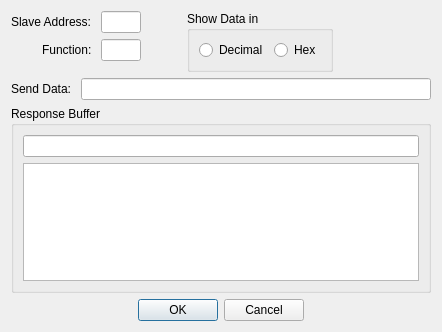
The window that omodscan/dialogs/dialogusermsg.ui (sanny32/OpenModScan) describes before a commit, drawn with Qt 5.
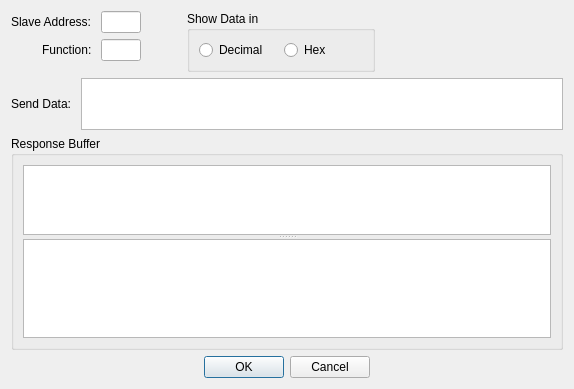
The same window after the commit. Custom widgets are drawn as their Qt base class.

Commit message: Correct User Msg dialog behavior

Diff of the .ui file:
```diff
--- a/omodscan/dialogs/dialogusermsg.ui
+++ b/omodscan/dialogs/dialogusermsg.ui
@@ -6,8 +6,8 @@
    <rect>
     <x>0</x>
     <y>0</y>
-    <width>442</width>
-    <height>332</height>
+    <width>574</width>
+    <height>389</height>
    </rect>
   </property>
   <property name="windowTitle">
@@ -142,11 +142,23 @@
       </widget>
      </item>
      <item>
-      <widget class="ByteListLineEdit" name="lineEditSendData">
-       <property name="acceptDrops">
-        <bool>false</bool>
+      <widget class="ByteListTextEdit" name="sendData">
+       <property name="sizePolicy">
+        <sizepolicy hsizetype="Expanding" vsizetype="Fixed">
+         <horstretch>0</horstretch>
+         <verstretch>0</verstretch>
+        </sizepolicy>
        </property>
-       <property name="clearButtonEnabled">
+       <property name="maximumSize">
+        <size>
+         <width>16777215</width>
+         <height>52</height>
+        </size>
+       </property>
+       <property name="inputMethodHints">
+        <set>Qt::ImhNone</set>
+       </property>
+       <property name="tabChangesFocus">
         <bool>true</bool>
        </property>
       </widget>
@@ -160,17 +172,34 @@
      </property>
      <layout class="QVBoxLayout" name="verticalLayout_2">
       <item>
-       <widget class="ByteListLineEdit" name="lineEditResponse">
-        <property name="acceptDrops">
+       <widget class="QSplitter" name="splitter">
+        <property name="orientation">
+         <enum>Qt::Vertical</enum>
+        </property>
+        <widget class="ByteListTextEdit" name="responseBuffer">
+         <property name="sizePolicy">
+          <sizepolicy hsizetype="Expanding" vsizetype="Expanding">
+           <horstretch>0</horstretch>
+           <verstretch>1</verstretch>
+          </sizepolicy>
+         </property>
+         <property name="undoRedoEnabled">
          <bool>false</bool>
         </property>
         <property name="readOnly">
          <bool>true</bool>
         </property>
-       </widget>
-      </item>
-      <item>
+         <property name="textInteractionFlags">
+          <set>Qt::TextSelectableByKeyboard|Qt::TextSelectableByMouse</set>
+         </property>
+        </widget>
        <widget class="ModbusMessageWidget" name="responseInfo">
+         <property name="sizePolicy">
+          <sizepolicy hsizetype="Expanding" vsizetype="Expanding">
+           <horstretch>0</horstretch>
+           <verstretch>3</verstretch>
+          </sizepolicy>
+         </property>
         <property name="editTriggers">
          <set>QAbstractItemView::NoEditTriggers</set>
         </property>
@@ -181,6 +210,7 @@
          <bool>true</bool>
         </property>
        </widget>
+       </widget>
       </item>
      </layout>
     </widget>
@@ -206,16 +236,16 @@
    <extends>QLineEdit</extends>
    <header>numericlineedit.h</header>
   </customwidget>
-  <customwidget>
-   <class>ByteListLineEdit</class>
-   <extends>QLineEdit</extends>
-   <header>bytelistlineedit.h</header>
-  </customwidget>
   <customwidget>
    <class>ModbusMessageWidget</class>
    <extends>QListWidget</extends>
    <header>modbusmessagewidget.h</header>
   </customwidget>
+  <customwidget>
+   <class>ByteListTextEdit</class>
+   <extends>QPlainTextEdit</extends>
+   <header>bytelisttextedit.h</header>
+  </customwidget>
  </customwidgets>
  <tabstops>
   <tabstop>lineEditFunction</tabstop>
```
Left out of the diff: 1 changed line with no effect on the pictures. Lines whose indentation alone changed are shown as unchanged. The commit also changes 6 other files.
